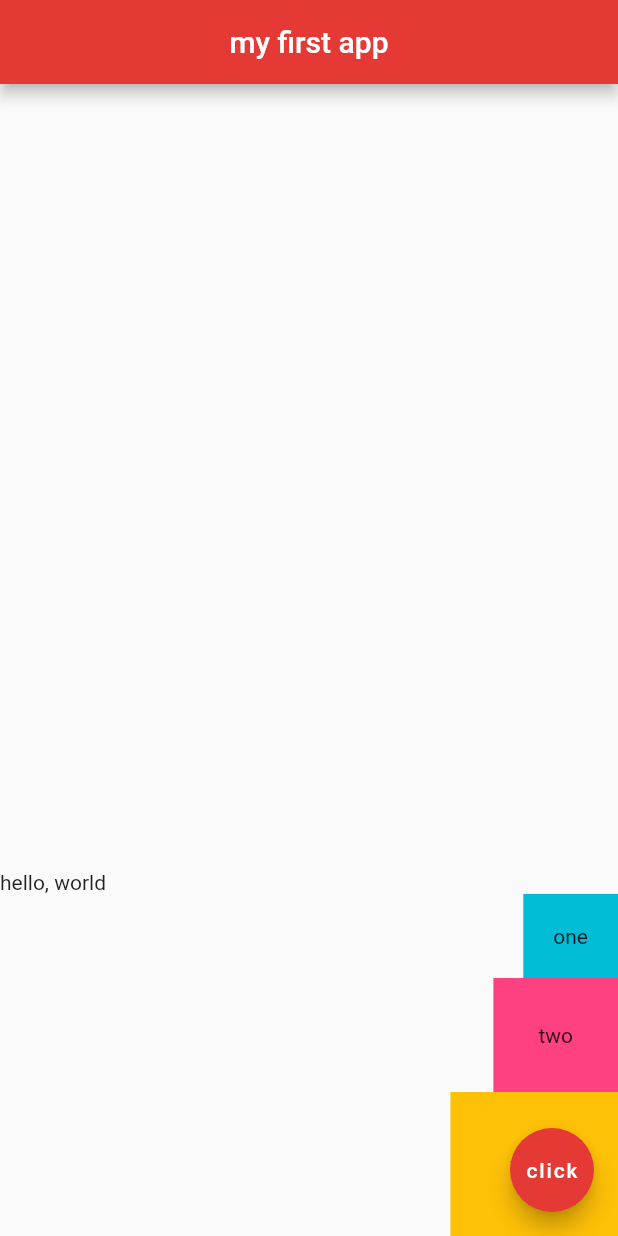
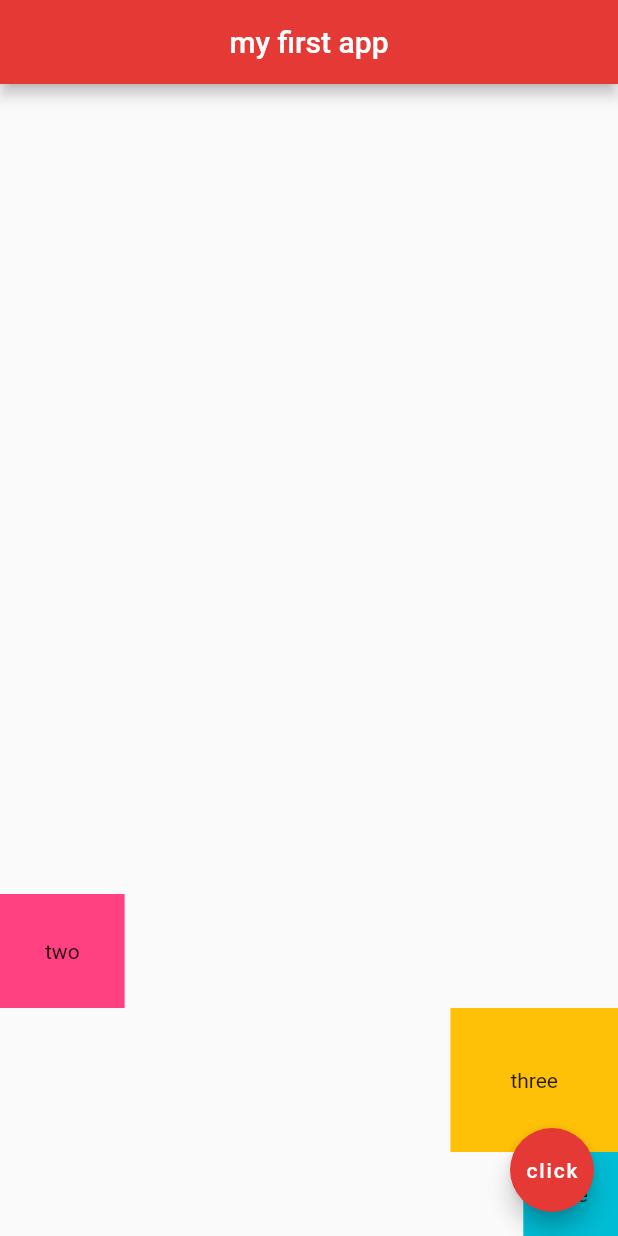
Before and after one commit to honmetha/flutter_tutorial, a Flutter app: the screen it shows after launch, on a phone screen of 412 x 824 dp. Run offline on Flutter 3.47's test engine with Material 2 defaults, Android fonts, the phone set to English and light mode, and no system bars.

Commit message:
[Added] 13 - Flutter Outline & Shortcuts

```diff
--- a/lib/main.dart
+++ b/lib/main.dart
@@ -20,25 +20,23 @@ class Home extends StatelessWidget {
         crossAxisAlignment: CrossAxisAlignment.end,
         children: <Widget>[
           Row(
-            children: const <Widget>[
-              Text('hello,'),
-              Text(' world'),
+            children: [
+              Container(
+                padding: const EdgeInsets.all(30.0),
+                color: Colors.pinkAccent,
+                child: const Text('two'),
+              ),
             ],
+          ),
+          Container(
+            padding: const EdgeInsets.all(40.0),
+            color: Colors.amber,
+            child: const Text('three'),
           ),
           Container(
             padding: const EdgeInsets.all(20.0),
             color: Colors.cyan,
             child: const Text('one'),
-          ),
-          Container(
-            padding: const EdgeInsets.all(30.0),
-            color: Colors.pinkAccent,
-            child: const Text('two'),
-          ),
-          Container(
-            padding: const EdgeInsets.all(40.0),
-            color: Colors.amber,
-            child: const Text('three'),
           ),
         ],
       ),
```
